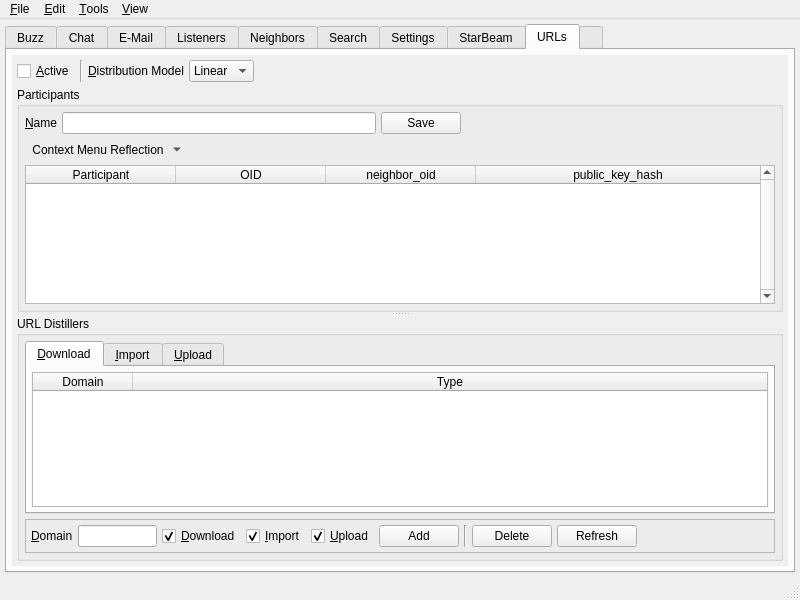
This is branches/trunk/UI/controlcenter.ui in textbrowser/spot-on as Qt 5 draws it before an edit. The edited form follows.
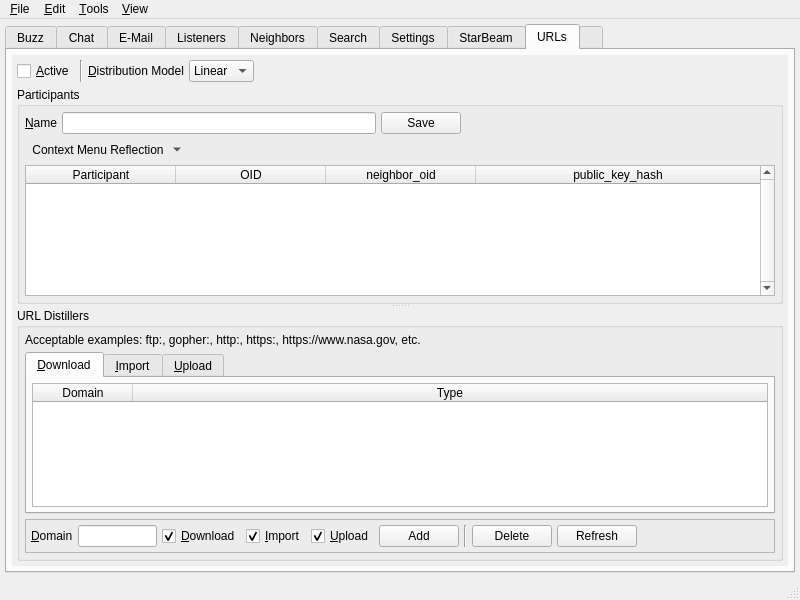
This is the edited form. The open tabs and pages were chosen to show the change. Icons and pictures are not drawn. Custom widgets are drawn as their Qt base class.

Commit message: Documentation updates. Forward-only queries. Label changes. Title changes.

The edit to the form file:
```diff
--- a/branches/trunk/UI/controlcenter.ui
+++ b/branches/trunk/UI/controlcenter.ui
@@ -7048,8 +7048,8 @@
             <rect>
              <x>0</x>
              <y>0</y>
-             <width>653</width>
-             <height>431</height>
+             <width>776</width>
+             <height>500</height>
             </rect>
            </property>
            <layout class="QVBoxLayout" name="verticalLayout_58">
@@ -7269,6 +7269,16 @@
                 <property name="margin">
                  <number>5</number>
                 </property>
+                <item>
+                 <widget class="QLabel" name="label_9">
+                  <property name="text">
+                   <string>Acceptable examples: ftp:, gopher:, http:, https:, https://www.nasa.gov, etc.</string>
+                  </property>
+                  <property name="wordWrap">
+                   <bool>true</bool>
+                  </property>
+                 </widget>
+                </item>
                 <item>
                  <widget class="QTabWidget" name="urlTab">
                   <property name="currentIndex">
```
Left out of the diff: 46 changed lines with no effect on the pictures. The commit also changes 5 other files.
